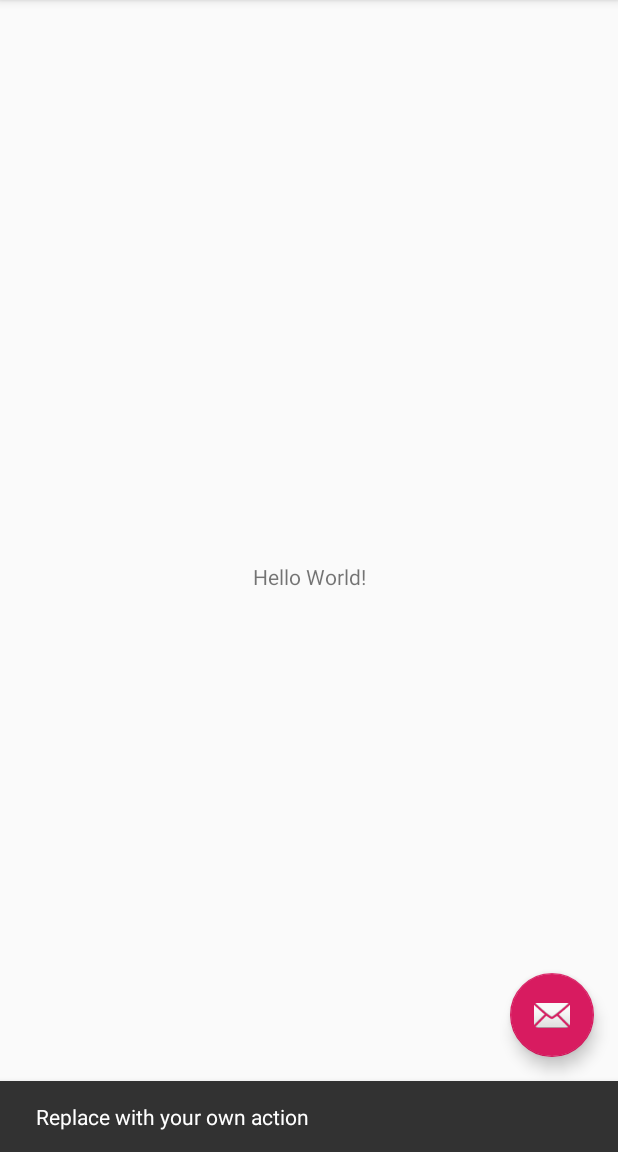
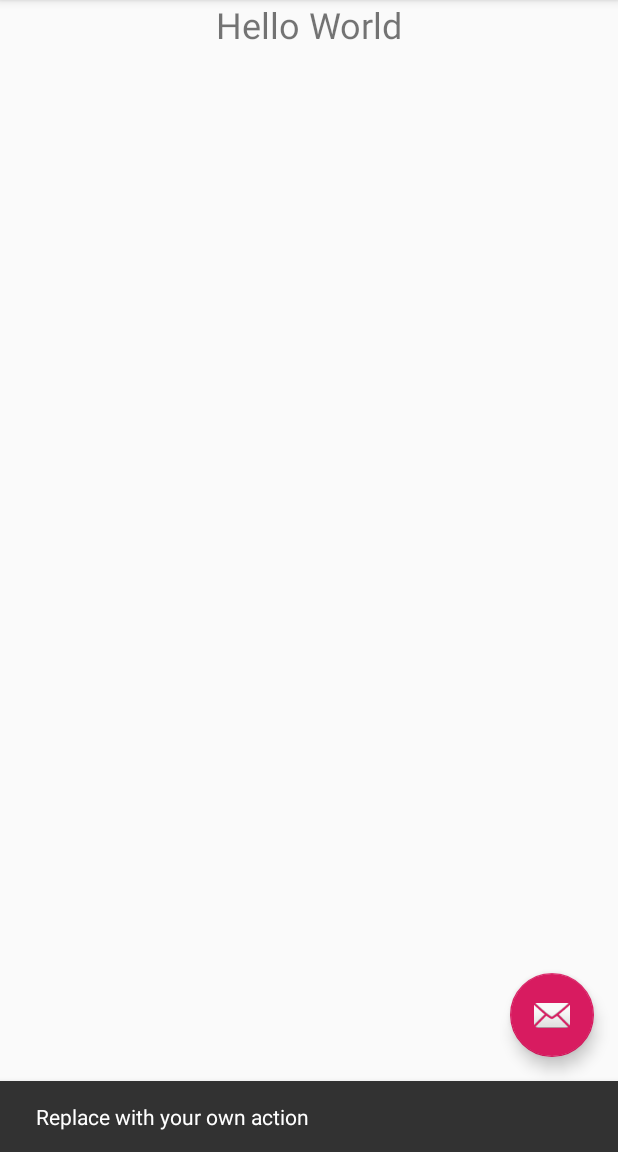
Before and after one commit to shahrukh862985/ListViewReview, an Android app: the screen it shows after launch (MainActivity), after a tap on an icon or button, on a phone screen of 412 x 824 dp, the part 84-1236 px from its top. Run offline under Robolectric (Android 15) with nearby library versions, the phone set to English and light mode, and no system bars.

Commit message:
Second commit changing in activity_main.xml file

```diff
--- a/app/src/main/res/layout/content_main.xml
+++ b/app/src/main/res/layout/content_main.xml
@@ -1,5 +1,5 @@
 <?xml version="1.0" encoding="utf-8"?>
-<androidx.constraintlayout.widget.ConstraintLayout xmlns:android="http://schemas.android.com/apk/res/android"
+<LinearLayout xmlns:android="http://schemas.android.com/apk/res/android"
     xmlns:app="http://schemas.android.com/apk/res-auto"
     xmlns:tools="http://schemas.android.com/tools"
     android:layout_width="match_parent"
@@ -9,12 +9,10 @@
     tools:showIn="@layout/activity_main">
 
     <TextView
-        android:layout_width="wrap_content"
+        android:layout_width="match_parent"
         android:layout_height="wrap_content"
-        android:text="Hello World!"
-        app:layout_constraintBottom_toBottomOf="parent"
-        app:layout_constraintLeft_toLeftOf="parent"
-        app:layout_constraintRight_toRightOf="parent"
-        app:layout_constraintTop_toTopOf="parent" />
-
-</androidx.constraintlayout.widget.ConstraintLayout>
+        android:text="Hello World"
+        android:textAlignment="center"
+        android:textSize="24sp"
+        />
+</LinearLayout>
```
